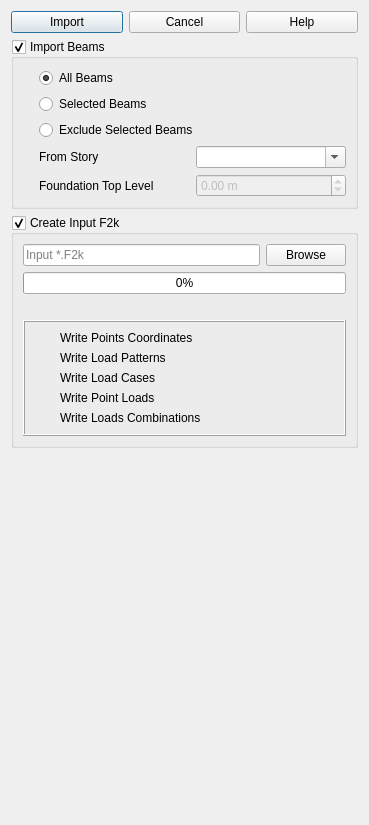
The window that safe/punch/Resources/ui/etabs_panel.ui (ebrahimraeyat/OSAFE) describes before a commit, drawn with Qt 5.
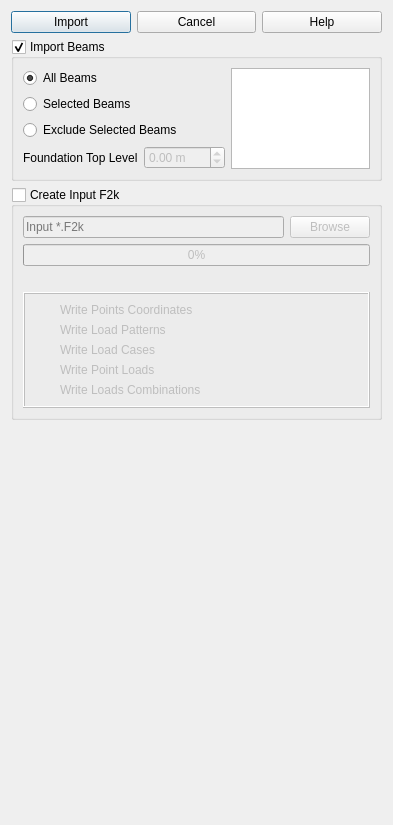
The same window after the commit. Icons and pictures are not drawn.

Commit message: Getting frames from special stories in import

Diff of the .ui file:
```diff
--- a/safe/punch/Resources/ui/etabs_panel.ui
+++ b/safe/punch/Resources/ui/etabs_panel.ui
@@ -6,7 +6,7 @@
    <rect>
     <x>0</x>
     <y>0</y>
-    <width>369</width>
+    <width>393</width>
     <height>825</height>
    </rect>
   </property>
@@ -17,7 +17,7 @@
    <iconset resource="../../py_widget/resource.qrc">
     <normaloff>:/safe/Resources/icons/etabs.png</normaloff>:/safe/Resources/icons/etabs.png</iconset>
   </property>
-  <layout class="QVBoxLayout" name="verticalLayout_3">
+  <layout class="QVBoxLayout" name="verticalLayout_2">
    <item>
     <layout class="QHBoxLayout" name="horizontalLayout_2">
      <item>
@@ -90,11 +90,8 @@
      <property name="checkable">
       <bool>true</bool>
      </property>
-     <layout class="QVBoxLayout" name="verticalLayout_2">
-      <property name="leftMargin">
-       <number>25</number>
-      </property>
-      <item>
+     <layout class="QGridLayout" name="gridLayout_3">
+      <item row="0" column="0">
        <widget class="QRadioButton" name="all_beams">
         <property name="text">
          <string>All Beams</string>
@@ -104,7 +101,14 @@
         </property>
        </widget>
       </item>
-      <item>
+      <item row="0" column="1" rowspan="4">
+       <widget class="QListWidget" name="levels_list">
+        <property name="selectionMode">
+         <enum>QAbstractItemView::NoSelection</enum>
+        </property>
+       </widget>
+      </item>
+      <item row="1" column="0">
        <widget class="QRadioButton" name="selected_beams">
         <property name="text">
          <string>Selected Beams</string>
@@ -114,37 +118,23 @@
         </property>
        </widget>
       </item>
-      <item>
+      <item row="2" column="0">
        <widget class="QRadioButton" name="exclude_selected_beams">
         <property name="text">
          <string>Exclude Selected Beams</string>
         </property>
        </widget>
       </item>
-      <item>
+      <item row="3" column="0">
        <layout class="QGridLayout" name="gridLayout">
         <item row="0" column="0">
-         <widget class="QLabel" name="story_label">
-          <property name="text">
-           <string>From Story</string>
-          </property>
-         </widget>
-        </item>
-        <item row="0" column="1">
-         <widget class="QComboBox" name="story">
-          <property name="editable">
-           <bool>true</bool>
-          </property>
-         </widget>
-        </item>
-        <item row="1" column="0">
          <widget class="QLabel" name="label_4">
           <property name="text">
            <string>Foundation Top Level</string>
           </property>
          </widget>
         </item>
-        <item row="1" column="1">
+        <item row="0" column="1">
          <widget class="QDoubleSpinBox" name="foundation_level">
           <property name="enabled">
            <bool>false</bool>
@@ -186,7 +176,7 @@
       <bool>true</bool>
      </property>
      <property name="checked">
-      <bool>true</bool>
+      <bool>false</bool>
      </property>
      <layout class="QVBoxLayout" name="verticalLayout">
       <item>
```
The commit also changes 1 other file.
